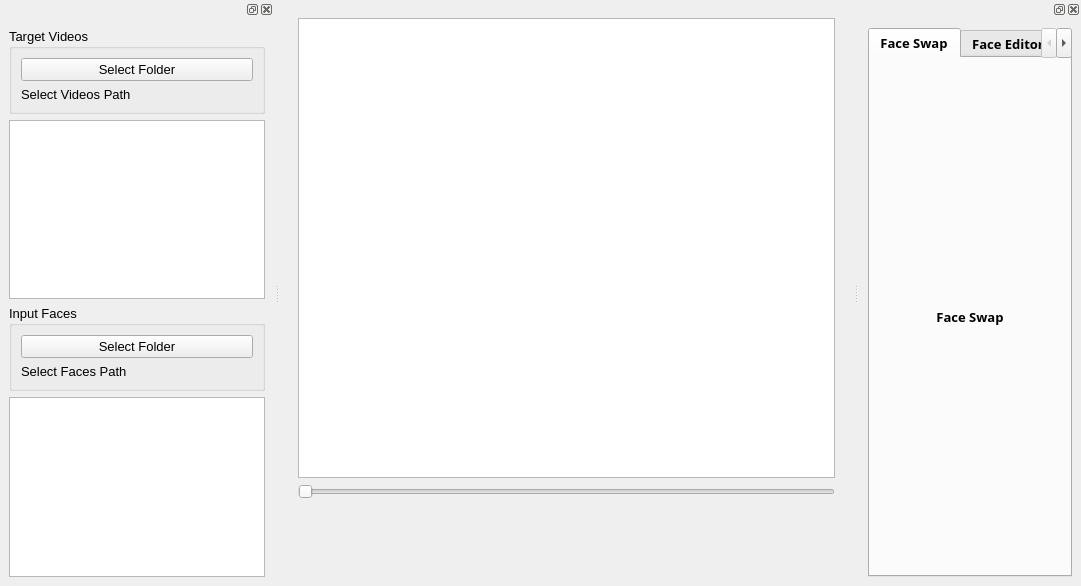
The window that App/UI/Core/MainWindow.ui (visomaster/VisoMaster) describes before a commit, drawn with Qt 5.
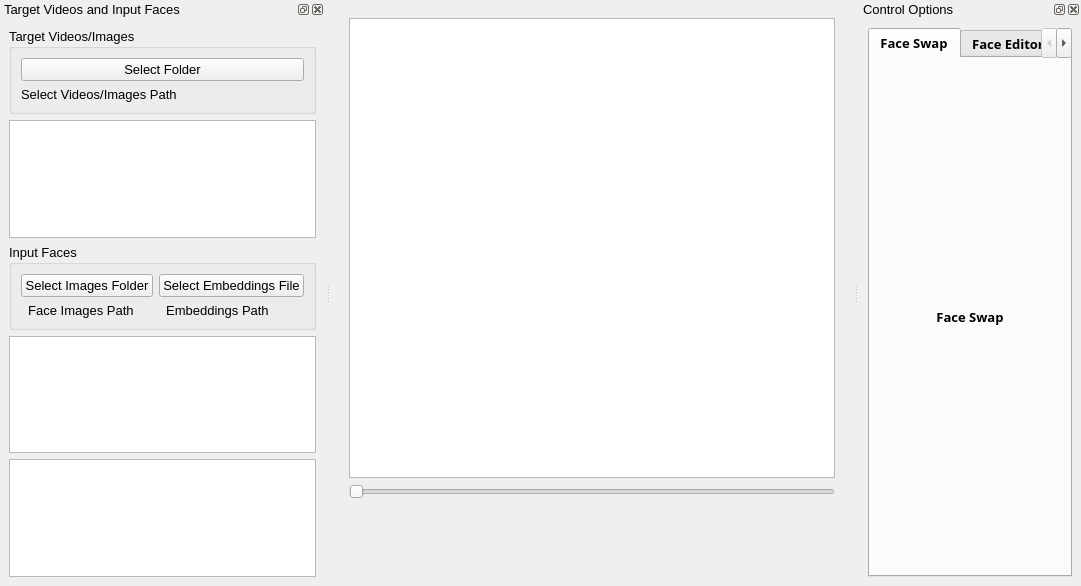
The same window after the commit. Icons and pictures are not drawn.

```diff
--- a/App/UI/Core/MainWindow.ui
+++ b/App/UI/Core/MainWindow.ui
@@ -47,6 +47,22 @@
          </item>
          <item>
           <layout class="QHBoxLayout" name="horizontalLayoutMediaButtons">
+           <item>
+            <spacer name="horizontalSpacer">
+             <property name="orientation">
+              <enum>Qt::Orientation::Horizontal</enum>
+             </property>
+             <property name="sizeType">
+              <enum>QSizePolicy::Policy::Preferred</enum>
+             </property>
+             <property name="sizeHint" stdset="0">
+              <size>
+               <width>40</width>
+               <height>20</height>
+              </size>
+             </property>
+            </spacer>
+           </item>
            <item>
             <widget class="QPushButton" name="buttonMediaPlay">
              <property name="text">
@@ -61,6 +77,22 @@
              </property>
             </widget>
            </item>
+           <item>
+            <spacer name="horizontalSpacer_3">
+             <property name="orientation">
+              <enum>Qt::Orientation::Horizontal</enum>
+             </property>
+             <property name="sizeType">
+              <enum>QSizePolicy::Policy::Fixed</enum>
+             </property>
+             <property name="sizeHint" stdset="0">
+              <size>
+               <width>20</width>
+               <height>10</height>
+              </size>
+             </property>
+            </spacer>
+           </item>
            <item>
             <widget class="QPushButton" name="buttonMediaStop">
              <property name="text">
@@ -75,6 +107,22 @@
              </property>
             </widget>
            </item>
+           <item>
+            <spacer name="horizontalSpacer_2">
+             <property name="orientation">
+              <enum>Qt::Orientation::Horizontal</enum>
+             </property>
+             <property name="sizeType">
+              <enum>QSizePolicy::Policy::Preferred</enum>
+             </property>
+             <property name="sizeHint" stdset="0">
+              <size>
+               <width>40</width>
+               <height>20</height>
+              </size>
+             </property>
+            </spacer>
+           </item>
           </layout>
          </item>
         </layout>
@@ -101,6 +149,9 @@
    </layout>
   </widget>
   <widget class="QDockWidget" name="input_Target_DockWidget">
+   <property name="windowTitle">
+    <string>Target Videos and Input Faces</string>
+   </property>
    <attribute name="dockWidgetArea">
     <number>1</number>
    </attribute>
@@ -111,7 +162,7 @@
        <item>
         <widget class="QGroupBox" name="groupBox_TargetVideos_Select">
          <property name="title">
-          <string>Target Videos</string>
+          <string>Target Videos/Images</string>
          </property>
          <layout class="QGridLayout" name="gridLayout_3">
           <item row="0" column="0">
@@ -124,7 +175,7 @@
           <item row="1" column="0">
            <widget class="QLabel" name="labelTargetVideosPath">
             <property name="text">
-             <string>Select Videos Path</string>
+             <string>Select Videos/Images Path</string>
             </property>
             <property name="wordWrap">
              <bool>false</bool>
@@ -143,17 +194,31 @@
           <string>Input Faces</string>
          </property>
          <layout class="QGridLayout" name="gridLayout">
-          <item row="0" column="0">
-           <widget class="QPushButton" name="buttonSelectInputFaces">
-            <property name="text">
-             <string>Select Folder</string>
-            </property>
-           </widget>
-          </item>
           <item row="1" column="0">
            <widget class="QLabel" name="labelInputFacesPath">
             <property name="text">
-             <string>Select Faces Path </string>
+             <string>  Face Images Path </string>
+            </property>
+           </widget>
+          </item>
+          <item row="0" column="0">
+           <widget class="QPushButton" name="buttonSelectInputFaces">
+            <property name="text">
+             <string>Select Images Folder</string>
+            </property>
+           </widget>
+          </item>
+          <item row="0" column="1">
+           <widget class="QPushButton" name="buttonSelectInputEmbeddings">
+            <property name="text">
+             <string>Select Embeddings File</string>
+            </property>
+           </widget>
+          </item>
+          <item row="1" column="1">
+           <widget class="QLabel" name="labelEmbeddingsPath">
+            <property name="text">
+             <string>  Embeddings Path</string>
             </property>
            </widget>
           </item>
@@ -163,12 +228,18 @@
        <item>
         <widget class="QListWidget" name="inputFacesList"/>
        </item>
+       <item>
+        <widget class="QListWidget" name="inputEmbeddingsList"/>
+       </item>
       </layout>
      </item>
     </layout>
    </widget>
   </widget>
   <widget class="QDockWidget" name="controlOptionsDockWidget">
+   <property name="windowTitle">
+    <string>Control Options</string>
+   </property>
    <attribute name="dockWidgetArea">
     <number>2</number>
    </attribute>
```
